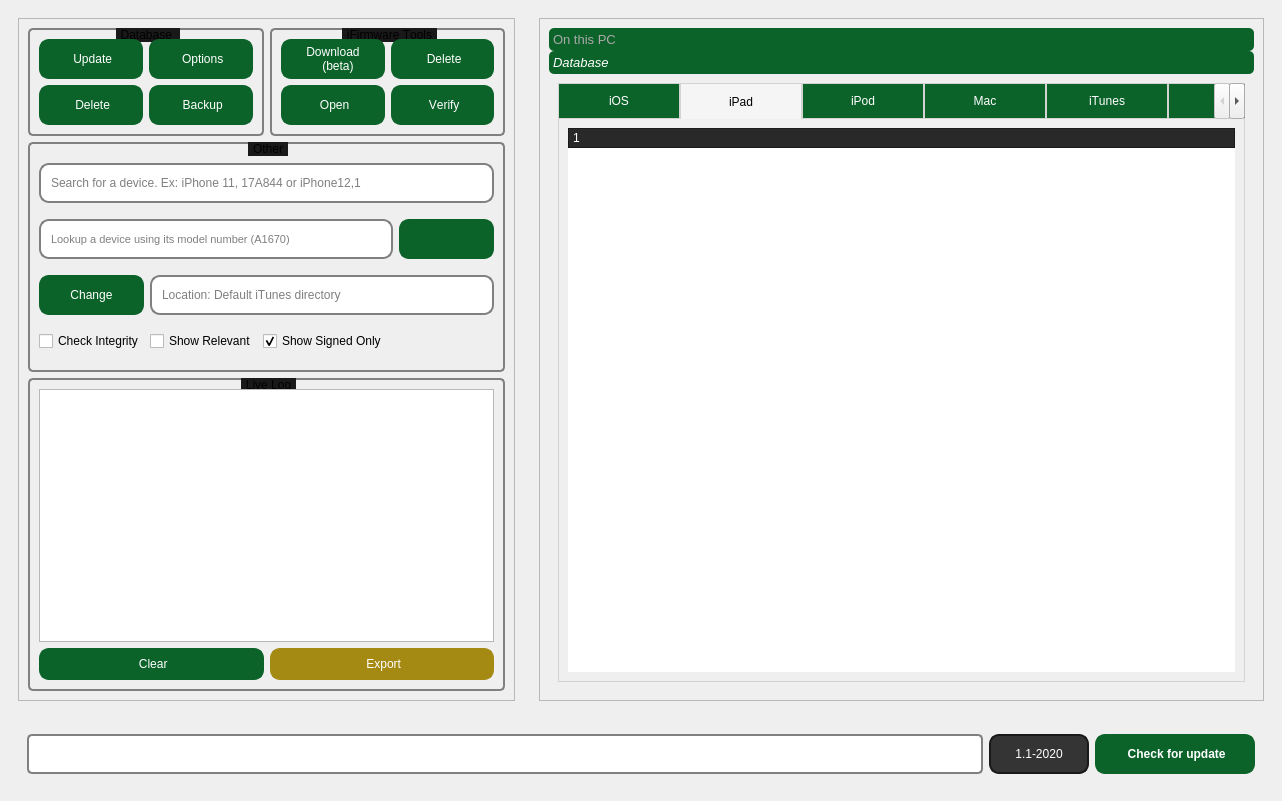
The window that _iFTK.ui (i0nsec/iFirmware-Toolkit) describes before a commit, drawn with Qt 5.
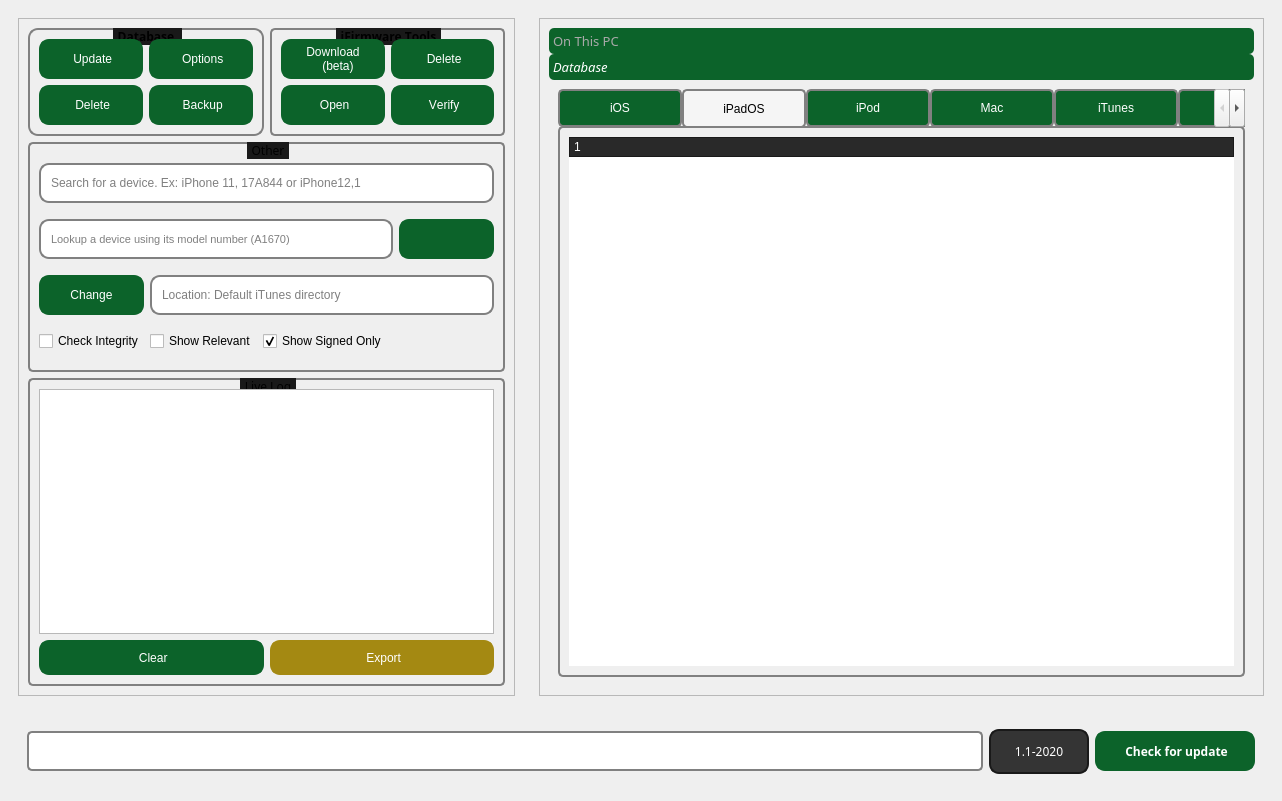
The same window after the commit. The open tabs and pages were chosen to show the change. Icons and pictures are not drawn.

```diff
--- a/_iFTK.ui
+++ b/_iFTK.ui
@@ -33,6 +33,11 @@
         <layout class="QGridLayout" name="gridLayout_21">
          <item row="0" column="0">
           <widget class="QFrame" name="frame_2">
+           <property name="font">
+            <font>
+             <family>Segoe UI Semibold</family>
+            </font>
+           </property>
            <property name="frameShape">
             <enum>QFrame::StyledPanel</enum>
            </property>
@@ -63,6 +68,28 @@
 QToolBox::tab:selected { /* italicize selected tabs */
     font: italic;
     color: white;
+}
+
+QToolTip { 
+	color: #fff; background-color: #000; border: none; 
+}
+
+QScrollBar:vertical {
+    background: white;
+     width: 15px;
+ }
+
+QScrollBar::handle:vertical {
+    background: #0C632A;
+ }
+
+QScrollBar:horizontal {
+    background: white;
+    height: 15px;
+}
+
+QScrollBar::handle:horizontal {
+    background: #0C632A;
 }</string>
               </property>
               <property name="frameShape">
@@ -94,7 +121,7 @@
                  <normaloff>icons/pc.png</normaloff>icons/pc.png</iconset>
                </attribute>
                <attribute name="label">
-                <string>On this PC</string>
+                <string>On This PC</string>
                </attribute>
                <layout class="QGridLayout" name="gridLayout_9">
                 <item row="1" column="0" colspan="2">
@@ -285,7 +312,7 @@
                  <x>0</x>
                  <y>0</y>
                  <width>715</width>
-                 <height>609</height>
+                 <height>604</height>
                 </rect>
                </property>
                <attribute name="icon">
@@ -321,16 +348,19 @@
                   </property>
                   <property name="styleSheet">
                    <string notr="true">QTabWidget::pane {
-  border: 1px solid lightgray;
-  top:-1px; 
+  	border: 2px solid gray;
+    border-radius: 5px;
+ 	 top:-1px; 
 } 
 
 QTabBar::tab {
-  background:#0C632A; 
-  border: 1px solid lightgray;
-  padding: 10px;
-  width: 100%;
-  color:#fff;
+  	background:#0C632A; 
+	border: 2px solid gray;
+    border-radius: 5px;
+    margin-top: 5ex; /* leave space at the top for the title */
+  	padding: 10px;
+  	width: 100%;
+  	color:#fff;
 } 
 
 QTabBar::tab:hover {
@@ -343,8 +373,8 @@
 }
 
 QMenuBar {
-    background-color: rgb(49,49,49);
-    color: rgb(255,255,255);
+    background-color: #000000;
+    color: #ffffff;
     border: 1px solid #000;
 }
 
@@ -514,7 +544,7 @@
                      <normaloff>icons/iPad.png</normaloff>icons/iPad.png</iconset>
                    </attribute>
                    <attribute name="title">
-                    <string>iPad</string>
+                    <string>iPadOS</string>
                    </attribute>
                    <layout class="QGridLayout" name="gridLayout_7">
                     <item row="0" column="0">
@@ -1000,6 +1030,7 @@
               </property>
               <property name="font">
                <font>
+                <family>Segoe UI Semibold</family>
                 <pointsize>9</pointsize>
                 <bold>false</bold>
                 <strikeout>false</strikeout>
@@ -1064,6 +1095,12 @@
                </item>
                <item row="3" column="0">
                 <widget class="QPushButton" name="clear_log">
+                 <property name="minimumSize">
+                  <size>
+                   <width>0</width>
+                   <height>35</height>
+                  </size>
+                 </property>
                  <property name="font">
                   <font>
                    <pointsize>9</pointsize>
@@ -1117,7 +1154,7 @@
                  <property name="minimumSize">
                   <size>
                    <width>0</width>
-                   <height>0</height>
+                   <height>35</height>
                   </size>
                  </property>
                  <property name="cursor">
@@ -1154,6 +1191,12 @@
                   <iconset>
                    <normaloff>icons/export.png</normaloff>icons/export.png</iconset>
                  </property>
+                 <property name="iconSize">
+                  <size>
+                   <width>15</width>
+                   <height>15</height>
+                  </size>
+                 </property>
                 </widget>
                </item>
               </layout>
@@ -1169,8 +1212,9 @@
               </property>
               <property name="font">
                <font>
+                <family>Segoe UI Semibold</family>
                 <pointsize>9</pointsize>
-                <bold>false</bold>
+                <bold>true</bold>
                 <strikeout>false</strikeout>
                 <kerning>false</kerning>
                </font>
@@ -1178,7 +1222,7 @@
               <property name="styleSheet">
                <string notr="true">QGroupBox {
     border: 2px solid gray;
-    border-radius: 5px;
+    border-radius: 10px;
     margin-top: 5ex; /* leave space at the top for the title */
 }
 
@@ -1414,6 +1458,7 @@
               </property>
               <property name="font">
                <font>
+                <family>Segoe UI Semibold</family>
                 <pointsize>9</pointsize>
                 <bold>false</bold>
                 <strikeout>false</strikeout>
@@ -1781,8 +1826,9 @@
               </property>
               <property name="font">
                <font>
+                <family>Segoe UI Semibold</family>
                 <pointsize>9</pointsize>
-                <bold>false</bold>
+                <bold>true</bold>
                 <strikeout>false</strikeout>
                 <kerning>false</kerning>
                </font>
@@ -2027,6 +2073,11 @@
         <height>0</height>
        </size>
       </property>
+      <property name="font">
+       <font>
+        <family>Segoe UI Semibold</family>
+       </font>
+      </property>
       <layout class="QGridLayout" name="gridLayout_23">
        <item row="0" column="0">
         <widget class="QFrame" name="frame">
@@ -2097,7 +2148,7 @@
             <property name="minimumSize">
              <size>
               <width>100</width>
-              <height>31</height>
+              <height>45</height>
              </size>
             </property>
             <property name="font">
```
Left out of the diff: 14 changed lines with no effect on the pictures.
